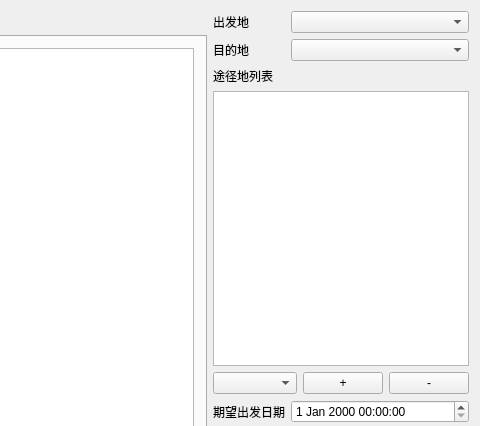
JmPotato/Travel_Simulation, file Travel_Simulation/mainwindow.ui: the form before one commit; both pictures show x 311 to 791 and y 0 to 426 of the 791 by 612 pixel window.
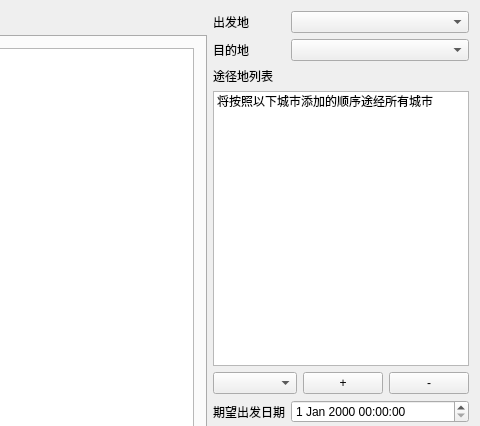
The form after the commit.

Commit message: 完善主界面的途经城市列表

Diff of the .ui file:
```diff
--- a/Travel_Simulation/mainwindow.ui
+++ b/Travel_Simulation/mainwindow.ui
@@ -93,7 +93,13 @@
        </widget>
       </item>
       <item row="4" column="0" colspan="4">
-       <widget class="QListWidget" name="passList"/>
+       <widget class="QListWidget" name="passList">
+        <item>
+         <property name="text">
+          <string>将按照以下城市添加的顺序途经所有城市</string>
+         </property>
+        </item>
+       </widget>
       </item>
       <item row="14" column="1" colspan="3">
        <widget class="QLineEdit" name="budgetEdit"/>
```
Left out of the diff: 6 changed lines with no effect on the pictures. The commit also changes 2 other files.
